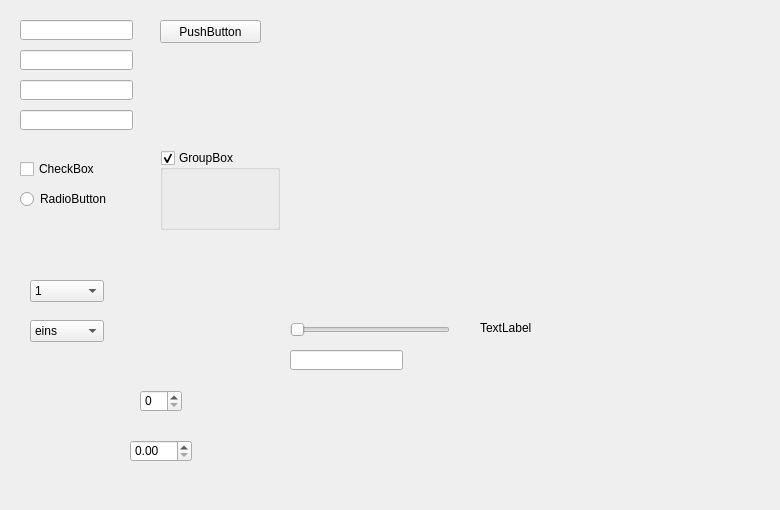
The window that sampleModules/testCustomGuiElements/testCustomGuiElements.ui (pgollor/pyGUI) describes before a commit, drawn with Qt 5.
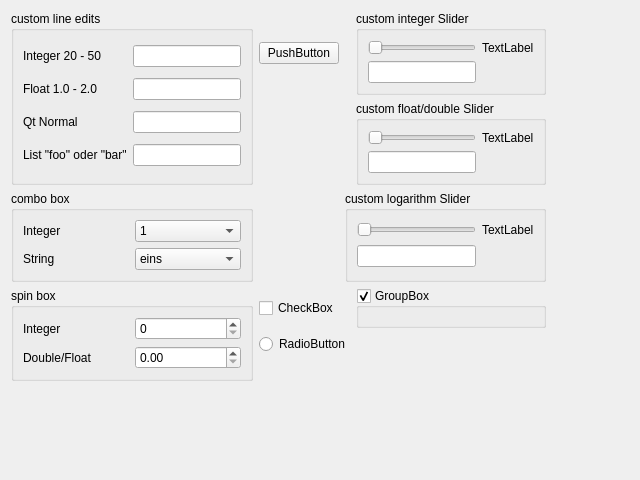
The same window after the commit. Custom widgets are drawn as their Qt base class.

Patch:
```diff
--- a/sampleModules/testCustomGuiElements/testCustomGuiElements.ui
+++ b/sampleModules/testCustomGuiElements/testCustomGuiElements.ui
@@ -6,117 +6,143 @@
    <rect>
     <x>0</x>
     <y>0</y>
-    <width>780</width>
-    <height>510</height>
+    <width>640</width>
+    <height>480</height>
    </rect>
   </property>
   <property name="windowTitle">
    <string>Form</string>
   </property>
-  <widget class="customIntegerLineEdit" name="lineEditInteger">
-   <property name="geometry">
-    <rect>
-     <x>20</x>
-     <y>20</y>
-     <width>113</width>
+  <layout class="QGridLayout" name="gridLayout">
+   <item row="1" column="4">
+    <spacer name="horizontalSpacer">
+     <property name="orientation">
+      <enum>Qt::Horizontal</enum>
+     </property>
+     <property name="sizeHint" stdset="0">
+      <size>
+       <width>40</width>
      <height>20</height>
-    </rect>
-   </property>
-  </widget>
+      </size>
+     </property>
+    </spacer>
+   </item>
+   <item row="1" column="3">
+    <widget class="QGroupBox" name="groupBoxFloatSlider">
+     <property name="title">
+      <string>custom float/double Slider</string>
+     </property>
+     <layout class="QGridLayout" name="gridLayout_4">
+      <item row="0" column="0">
+       <widget class="customFloatSlider" name="horizontalSliderFloat">
+        <property name="orientation">
+         <enum>Qt::Horizontal</enum>
+        </property>
+        <property name="tickPosition">
+         <enum>QSlider::NoTicks</enum>
+        </property>
+       </widget>
+      </item>
+      <item row="0" column="1">
+       <widget class="QLabel" name="labelFloatSlider">
+        <property name="text">
+         <string>TextLabel</string>
+        </property>
+       </widget>
+      </item>
+      <item row="1" column="0">
+       <widget class="QLineEdit" name="lineEditFloatSlider"/>
+      </item>
+     </layout>
+    </widget>
+   </item>
+   <item row="0" column="1">
   <widget class="QPushButton" name="pushButton">
-   <property name="geometry">
-    <rect>
-     <x>160</x>
-     <y>20</y>
-     <width>101</width>
-     <height>23</height>
-    </rect>
-   </property>
    <property name="text">
     <string>PushButton</string>
    </property>
   </widget>
-  <widget class="customFloatLineEdit" name="lineEditFloat">
-   <property name="geometry">
-    <rect>
-     <x>20</x>
-     <y>50</y>
-     <width>113</width>
-     <height>20</height>
-    </rect>
-   </property>
-  </widget>
-  <widget class="customStringLineEdit" name="lineEditNormal">
-   <property name="geometry">
-    <rect>
-     <x>20</x>
-     <y>80</y>
-     <width>113</width>
-     <height>20</height>
-    </rect>
-   </property>
-  </widget>
-  <widget class="customListLineEdit" name="lineEditList">
-   <property name="geometry">
-    <rect>
-     <x>20</x>
-     <y>110</y>
-     <width>113</width>
-     <height>20</height>
-    </rect>
-   </property>
-  </widget>
+   </item>
+   <item row="3" column="1" colspan="2">
   <widget class="QCheckBox" name="checkBoxTestCheck">
-   <property name="geometry">
-    <rect>
-     <x>20</x>
-     <y>160</y>
-     <width>121</width>
-     <height>18</height>
-    </rect>
-   </property>
    <property name="text">
     <string>CheckBox</string>
    </property>
   </widget>
-  <widget class="QGroupBox" name="groupBoxTestGroup">
-   <property name="geometry">
-    <rect>
-     <x>160</x>
-     <y>150</y>
-     <width>120</width>
-     <height>80</height>
-    </rect>
-   </property>
+   </item>
+   <item row="0" column="3">
+    <widget class="QGroupBox" name="groupBoxIntegerSlider">
+     <property name="title">
+      <string>custom integer Slider</string>
+     </property>
+     <layout class="QGridLayout" name="gridLayout_3">
+      <item row="0" column="0">
+       <widget class="customIntegerSlider" name="horizontalSliderInteger">
+        <property name="orientation">
+         <enum>Qt::Horizontal</enum>
+        </property>
+        <property name="tickPosition">
+         <enum>QSlider::NoTicks</enum>
+        </property>
+       </widget>
+      </item>
+      <item row="0" column="1">
+       <widget class="QLabel" name="labelIntegerSlider">
+        <property name="text">
+         <string>TextLabel</string>
+        </property>
+       </widget>
+      </item>
+      <item row="1" column="0">
+       <widget class="QLineEdit" name="lineEditIntegerSlider"/>
+      </item>
+     </layout>
+    </widget>
+   </item>
+   <item row="2" column="2" colspan="2">
+    <widget class="QGroupBox" name="groupBoxLogarithmSlider">
    <property name="title">
-    <string>GroupBox</string>
-   </property>
-   <property name="checkable">
-    <bool>true</bool>
-   </property>
-  </widget>
-  <widget class="QRadioButton" name="radioButtonTestRadio">
-   <property name="geometry">
-    <rect>
-     <x>20</x>
-     <y>190</y>
-     <width>121</width>
-     <height>18</height>
-    </rect>
-   </property>
+      <string>custom logarithm Slider</string>
+     </property>
+     <layout class="QGridLayout" name="gridLayout_5">
+      <item row="0" column="0">
+       <widget class="customLogarithmSlider" name="horizontalSliderLogarithm">
+        <property name="orientation">
+         <enum>Qt::Horizontal</enum>
+        </property>
+        <property name="tickPosition">
+         <enum>QSlider::NoTicks</enum>
+        </property>
+       </widget>
+      </item>
+      <item row="0" column="1">
+       <widget class="QLabel" name="labelLogarithmSlider">
+        <property name="text">
+         <string>TextLabel</string>
+        </property>
+       </widget>
+      </item>
+      <item row="1" column="0">
+       <widget class="QLineEdit" name="lineEditLogarithmSlider"/>
+      </item>
+     </layout>
+    </widget>
+   </item>
+   <item row="2" column="0">
+    <widget class="QGroupBox" name="groupBoxComboBox">
+     <property name="title">
+      <string>combo box</string>
+     </property>
+     <layout class="QGridLayout" name="gridLayout_6">
+      <item row="0" column="0">
+       <widget class="QLabel" name="label">
    <property name="text">
-    <string>RadioButton</string>
-   </property>
-  </widget>
+         <string>Integer</string>
+        </property>
+       </widget>
+      </item>
+      <item row="0" column="1">
   <widget class="customIntegerComboBox" name="comboBoxIntegerBox">
-   <property name="geometry">
-    <rect>
-     <x>30</x>
-     <y>280</y>
-     <width>74</width>
-     <height>22</height>
-    </rect>
-   </property>
    <item>
     <property name="text">
      <string>1</string>
@@ -133,15 +159,16 @@
     </property>
    </item>
   </widget>
+      </item>
+      <item row="1" column="0">
+       <widget class="QLabel" name="label_2">
+        <property name="text">
+         <string>String</string>
+        </property>
+       </widget>
+      </item>
+      <item row="1" column="1">
   <widget class="QComboBox" name="comboBoxStringBox">
-   <property name="geometry">
-    <rect>
-     <x>30</x>
-     <y>320</y>
-     <width>74</width>
-     <height>22</height>
-    </rect>
-   </property>
    <item>
     <property name="text">
      <string>eins</string>
@@ -158,64 +185,132 @@
     </property>
    </item>
   </widget>
-  <widget class="betterSlider" name="horizontalSliderTestSl">
-   <property name="geometry">
-    <rect>
-     <x>290</x>
-     <y>320</y>
-     <width>160</width>
-     <height>19</height>
-    </rect>
-   </property>
+      </item>
+     </layout>
+    </widget>
+   </item>
+   <item row="3" column="0" rowspan="3">
+    <widget class="QGroupBox" name="groupBoxSpinBox">
+     <property name="title">
+      <string>spin box</string>
+     </property>
+     <layout class="QGridLayout" name="gridLayout_7">
+      <item row="0" column="0">
+       <widget class="QLabel" name="label_3">
+        <property name="text">
+         <string>Integer</string>
+        </property>
+       </widget>
+      </item>
+      <item row="0" column="1">
+       <widget class="QSpinBox" name="spinBoxSBN"/>
+      </item>
+      <item row="1" column="0">
+       <widget class="QLabel" name="label_4">
+        <property name="text">
+         <string>Double/Float</string>
+        </property>
+       </widget>
+      </item>
+      <item row="1" column="1">
+       <widget class="QDoubleSpinBox" name="doubleSpinBoxSBD"/>
+      </item>
+     </layout>
+    </widget>
+   </item>
+   <item row="3" column="3">
+    <widget class="QGroupBox" name="groupBoxTestGroup">
+     <property name="minimumSize">
+      <size>
+       <width>0</width>
+       <height>40</height>
+      </size>
+     </property>
+     <property name="title">
+      <string>GroupBox</string>
+     </property>
+     <property name="checkable">
+      <bool>true</bool>
+     </property>
+    </widget>
+   </item>
+   <item row="0" column="0" rowspan="2">
+    <widget class="QGroupBox" name="groupBoxCustomLineEdits">
+     <property name="title">
+      <string>custom line edits</string>
+     </property>
+     <layout class="QGridLayout" name="gridLayout_2">
+      <item row="0" column="0">
+       <widget class="QLabel" name="labelLineEditInteger">
+        <property name="text">
+         <string>Integer 20 - 50</string>
+        </property>
+       </widget>
+      </item>
+      <item row="0" column="1">
+       <widget class="customIntegerLineEdit" name="lineEditInteger"/>
+      </item>
+      <item row="1" column="0">
+       <widget class="QLabel" name="labelLineEditFloat">
+        <property name="text">
+         <string>Float 1.0 - 2.0</string>
+        </property>
+       </widget>
+      </item>
+      <item row="1" column="1">
+       <widget class="customFloatLineEdit" name="lineEditFloat"/>
+      </item>
+      <item row="2" column="0">
+       <widget class="QLabel" name="labelLineEditNormal">
+        <property name="text">
+         <string>Qt Normal</string>
+        </property>
+       </widget>
+      </item>
+      <item row="2" column="1">
+       <widget class="customStringLineEdit" name="lineEditNormal"/>
+      </item>
+      <item row="3" column="0">
+       <widget class="QLabel" name="labelLineEditList">
+        <property name="text">
+         <string>List &quot;foo&quot; oder &quot;bar&quot;</string>
+        </property>
+       </widget>
+      </item>
+      <item row="3" column="1">
+       <widget class="customListLineEdit" name="lineEditList"/>
+      </item>
+     </layout>
+    </widget>
+   </item>
+   <item row="6" column="0">
+    <spacer name="verticalSpacer">
    <property name="orientation">
-    <enum>Qt::Horizontal</enum>
-   </property>
-  </widget>
-  <widget class="QLabel" name="labelTestSl">
-   <property name="geometry">
-    <rect>
-     <x>480</x>
-     <y>320</y>
-     <width>81</width>
-     <height>16</height>
-    </rect>
-   </property>
+      <enum>Qt::Vertical</enum>
+     </property>
+     <property name="sizeHint" stdset="0">
+      <size>
+       <width>20</width>
+       <height>40</height>
+      </size>
+     </property>
+    </spacer>
+   </item>
+   <item row="4" column="1" colspan="2">
+    <widget class="QRadioButton" name="radioButtonTestRadio">
    <property name="text">
-    <string>TextLabel</string>
-   </property>
-  </widget>
-  <widget class="QLineEdit" name="lineEditTextSl">
-   <property name="geometry">
-    <rect>
-     <x>290</x>
-     <y>350</y>
-     <width>113</width>
-     <height>20</height>
-    </rect>
-   </property>
-  </widget>
-  <widget class="QSpinBox" name="spinBoxSBN">
-   <property name="geometry">
-    <rect>
-     <x>140</x>
-     <y>390</y>
-     <width>42</width>
-     <height>22</height>
-    </rect>
-   </property>
-  </widget>
-  <widget class="QDoubleSpinBox" name="doubleSpinBoxSBD">
-   <property name="geometry">
-    <rect>
-     <x>130</x>
-     <y>440</y>
-     <width>62</width>
-     <height>22</height>
-    </rect>
-   </property>
-  </widget>
+      <string>RadioButton</string>
+     </property>
+    </widget>
+   </item>
+  </layout>
  </widget>
  <customwidgets>
+  <customwidget>
+   <class>customIntegerSlider</class>
+   <extends>QSlider</extends>
+   <header>customGuiElements.h</header>
+  </customwidget>
   <customwidget>
    <class>customFloatLineEdit</class>
    <extends>QLineEdit</extends>
@@ -242,9 +337,14 @@
    <header>functions/customGuiElements.h</header>
   </customwidget>
   <customwidget>
-   <class>betterSlider</class>
+   <class>customLogarithmSlider</class>
    <extends>QSlider</extends>
-   <header>betterSlider.h</header>
+   <header>customGuiElements.h</header>
+  </customwidget>
+  <customwidget>
+   <class>customFloatSlider</class>
+   <extends>QSlider</extends>
+   <header>customGuiElements.h</header>
   </customwidget>
  </customwidgets>
  <resources/>
```
Lines whose indentation alone changed are shown as unchanged.
